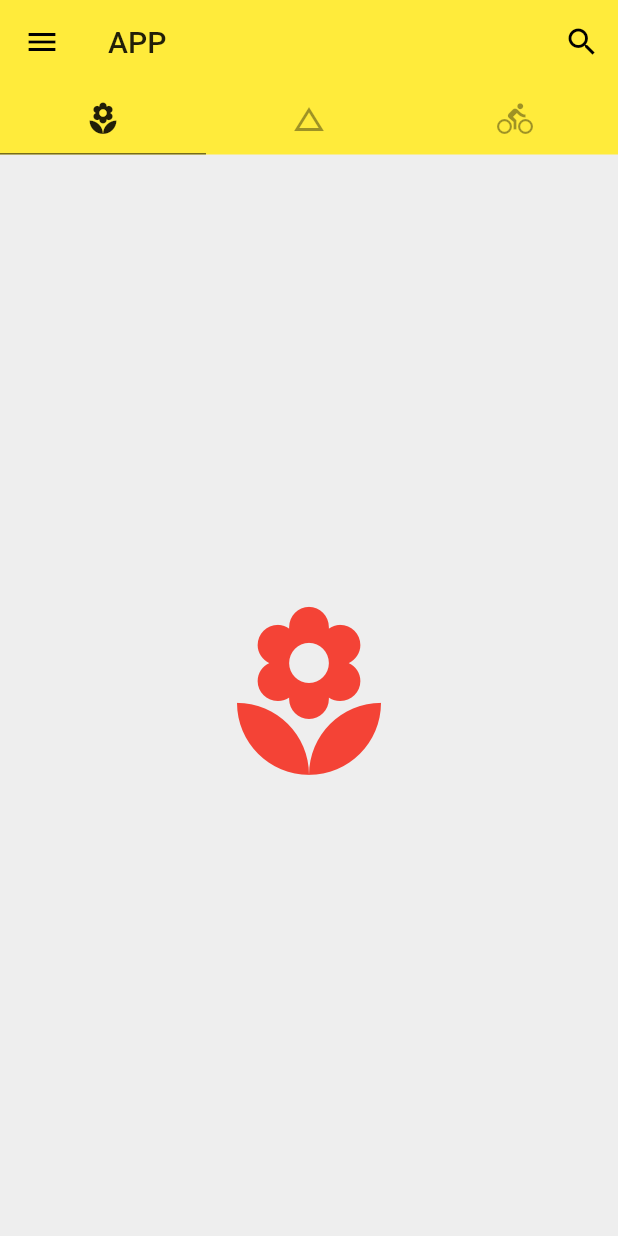
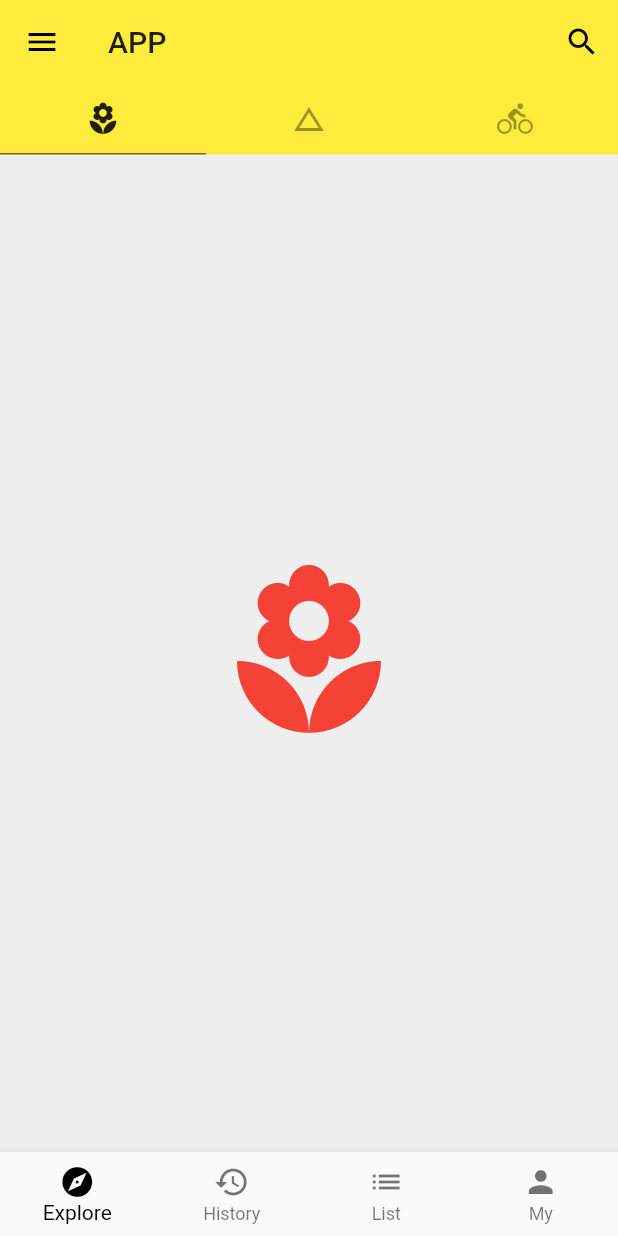
Before and after one commit to symboll/all, a Flutter app: the screen it shows after launch, on a phone screen of 412 x 824 dp. Run offline on Flutter 3.47's test engine with Material 2 defaults, Android fonts, the light colour scheme and no system bars.

Commit message:
feat: add bottomnavigationBar demo

```diff
--- /dev/null
+++ b/lib/demo/bottom_navigation_bar_demo.dart
@@ -0,0 +1,47 @@
+import 'package:flutter/material.dart';
+
+class BottomNavigationBarDemo extends StatefulWidget {
+  BottomNavigationBarDemo({Key key}) : super(key: key);
+
+  @override
+  _BottomNavigationBarDemoState createState() => _BottomNavigationBarDemoState();
+}
+
+class _BottomNavigationBarDemoState extends State<BottomNavigationBarDemo> {
+  int _currentIndex = 0;
+  void _onTapHandler (int index) {
+    setState(() {
+      _currentIndex = index;
+    });
+  }
+  @override
+  Widget build(BuildContext context) {
+    return BottomNavigationBar(
+      currentIndex: _currentIndex,
+      onTap: _onTapHandler,
+      type: BottomNavigationBarType.fixed,
+      fixedColor: Colors.black,
+      items: [
+        BottomNavigationBarItem(
+          icon: Icon(Icons.explore),
+          title: Text('Explore')
+        ),
+
+        BottomNavigationBarItem(
+          icon: Icon(Icons.history),
+          title: Text('History')
+        ),
+
+        BottomNavigationBarItem(
+          icon: Icon(Icons.list),
+          title: Text('List')
+        ),
+
+        BottomNavigationBarItem(
+          icon: Icon(Icons.person),
+          title: Text('My')
+        ),
+      ]
+    );
+  }
+}
--- a/lib/main.dart
+++ b/lib/main.dart
@@ -1,4 +1,5 @@
 import 'package:flutter/material.dart';
+import 'demo/bottom_navigation_bar_demo.dart';
 import 'demo/drawer_demo.dart';
 import 'demo/list_view_demo.dart';
 
@@ -61,6 +62,7 @@ class Home extends StatelessWidget {
           ]
         ),
         drawer: DrawerDemo(),
+        bottomNavigationBar: BottomNavigationBarDemo(),
       )
     );
   }
```
Also changed, not shown: lib/demo/drawer_demo.dart (+26 -4 lines).
